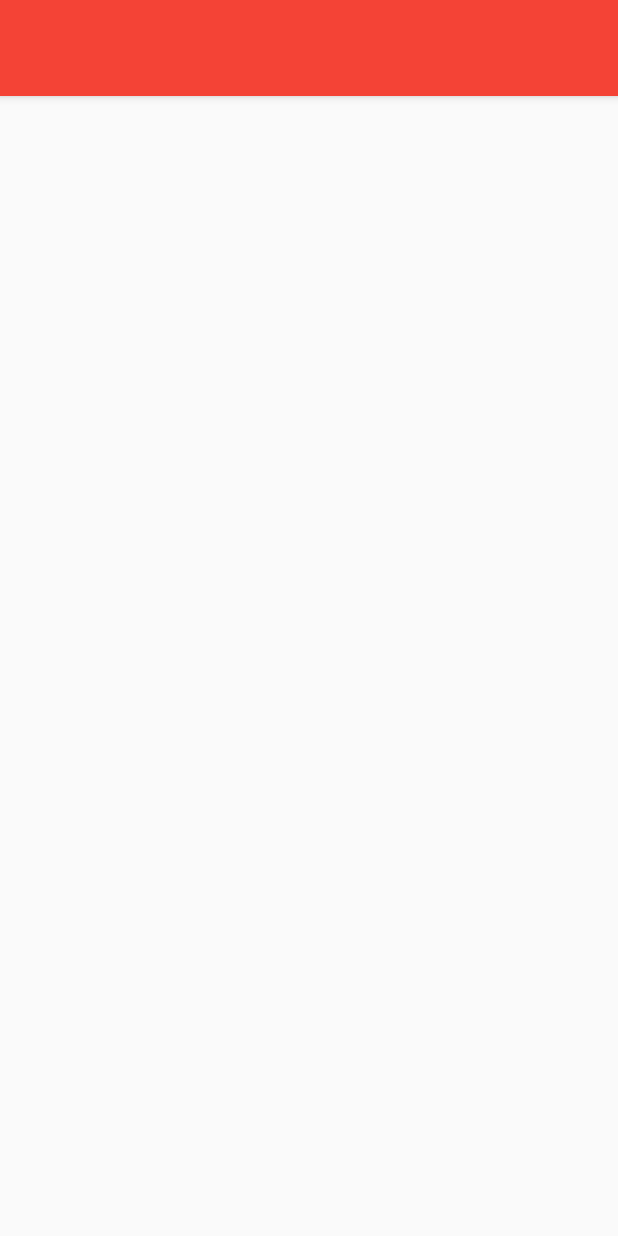
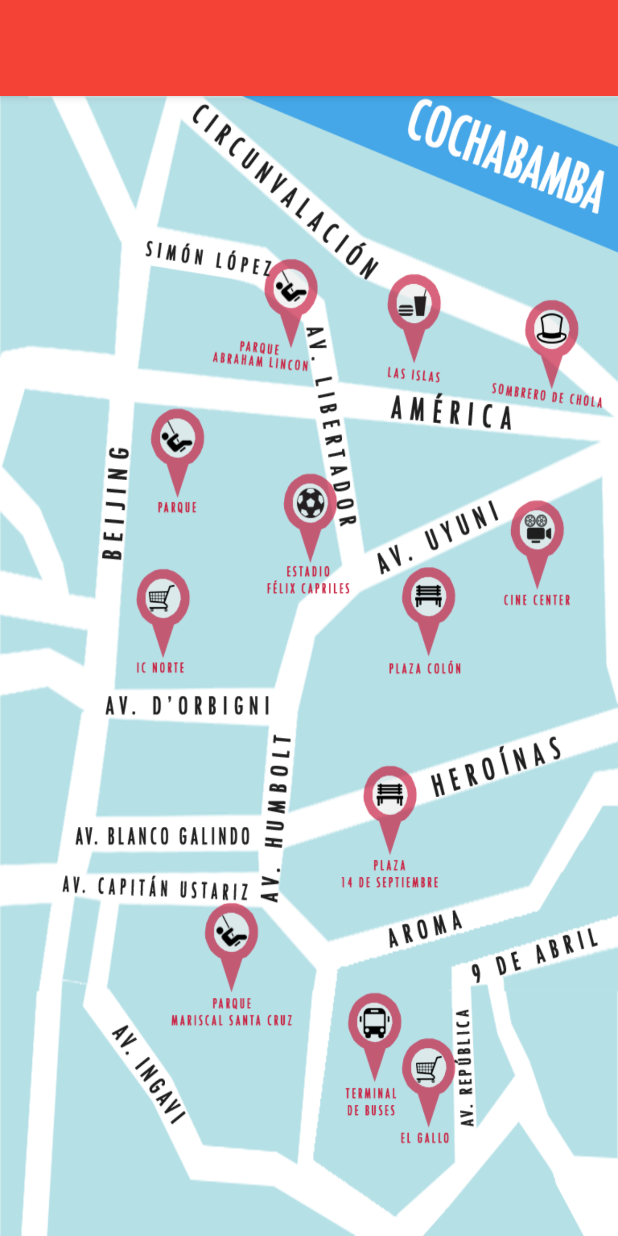
Before and after one commit to miguelcg88/miguelApp, an Android app: the layout location.xml on its own in the app's theme, with its tools: preview values and no code run, on a phone screen of 412 x 824 dp. Run offline under Robolectric (Android 15) with nearby library versions, the phone set to English and light mode, and no system bars.

Commit message:
adicion de image map

```diff
--- a/app/src/main/java/com/miguel/angelcalderon/MoreInfo.java
+++ b/app/src/main/java/com/miguel/angelcalderon/MoreInfo.java
@@ -66,7 +66,7 @@ public class MoreInfo extends AppCompatActivity {
 
         assert ((PlaceWrapperForBinder) getIntent().getExtras().getBinder("place")) != null;
         place = ((PlaceWrapperForBinder) getIntent().getExtras().getBinder("place")).getPlace();
-        String paramGetId = getIntent().getStringExtra("paramQueryPlace");
+        //String paramGetId = getIntent().getStringExtra("paramQueryPlace");
 
         textViewName.setText(place.name);
         textViewPhone.setText(place.Phone);
--- a/app/src/main/res/layout/location.xml
+++ b/app/src/main/res/layout/location.xml
@@ -25,11 +25,14 @@
 
     <RelativeLayout
         app:layout_behavior="@string/appbar_scrolling_view_behavior"
-        android:padding="@dimen/padding_activity"
         android:layout_width="match_parent"
         android:layout_height="match_parent">
 
-
+        <ImageView
+            android:scaleType="fitXY"
+            android:src="@drawable/map"
+            android:layout_width="match_parent"
+            android:layout_height="match_parent" />
 
     </RelativeLayout>
 
--- a/build.gradle
+++ b/build.gradle
@@ -5,7 +5,7 @@ buildscript {
         jcenter()
     }
     dependencies {
-        classpath 'com.android.tools.build:gradle:2.2.2'
+        classpath 'com.android.tools.build:gradle:2.2.3'
 
         // NOTE: Do not place your application dependencies here; they belong
         // in the individual module build.gradle files
```
Also changed, not shown: app/src/main/java/com/miguel/angelcalderon/MainActivity.java (+13 -2 lines), app/src/main/java/com/miguel/angelcalderon/query/Query.java (+7 -0 lines), app/src/main/res/drawable/map.png (added).
